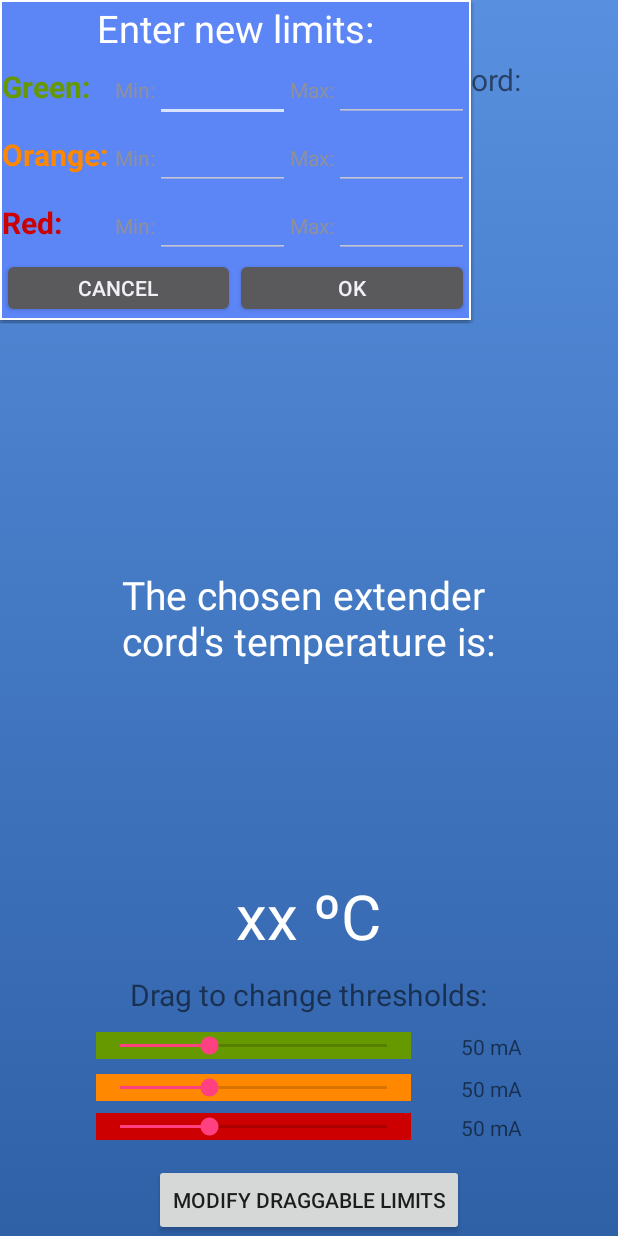
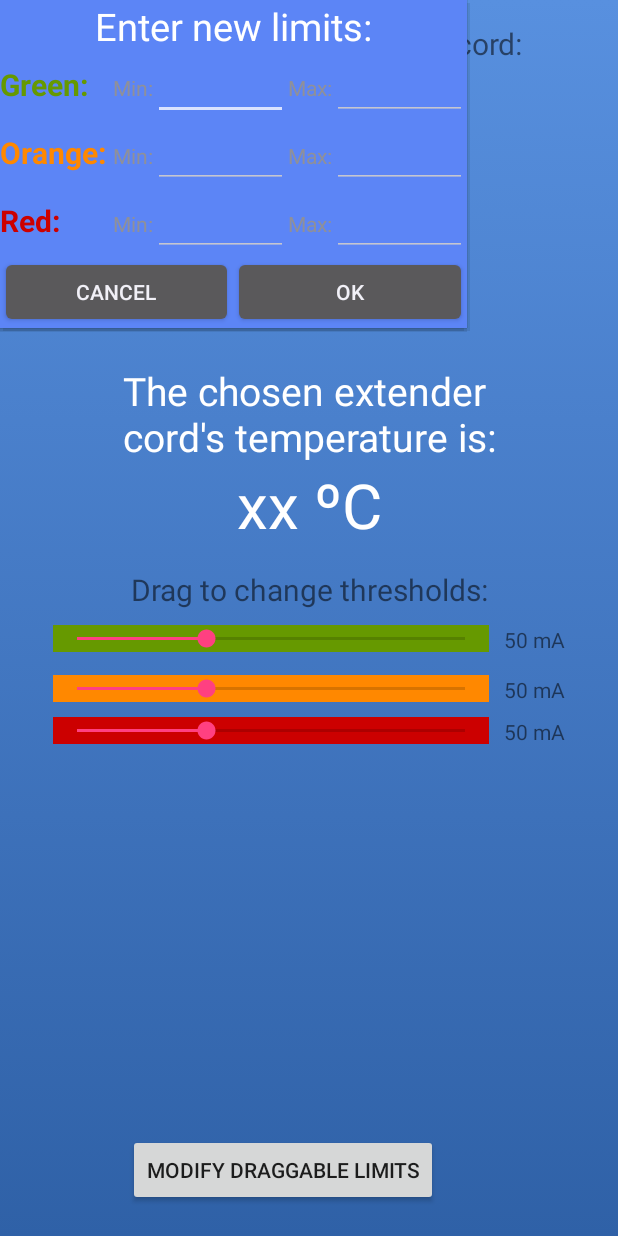
Before and after one commit to Artur112/Hospital_Monitoring, an Android app: the MainActivity screen opened directly, with no data from a screen before it, after a tap on "MODIFY DRAGGABLE LIMITS", on a phone screen of 412 x 824 dp. Run offline under Robolectric (Android 15) with nearby library versions, the phone set to English and light mode, and no system bars; our stand-ins replace sdp/ssp sizes.

Commit message:
Finished popupwindow to edit the limits of the seekbars

```diff
--- a/app/src/main/AndroidManifest.xml
+++ b/app/src/main/AndroidManifest.xml
@@ -15,6 +15,7 @@
         android:supportsRtl="true"
         android:theme="@style/AppTheme">
 
+
         <activity
             android:name=".WelcomeActivity" android:screenOrientation="portrait">
             <intent-filter>
--- a/app/src/main/java/com/extcord/jg3215/ecc/MainActivity.java
+++ b/app/src/main/java/com/extcord/jg3215/ecc/MainActivity.java
@@ -20,6 +20,7 @@ import android.support.v4.app.ActivityCompat;
 import android.support.v4.content.ContextCompat;
 import android.support.v7.app.AppCompatActivity;
 import android.os.Bundle;
+import android.text.TextUtils;
 import android.util.Log;
 import android.view.Gravity;
 import android.view.LayoutInflater;
@@ -28,6 +29,7 @@ import android.widget.AdapterView;
 import android.widget.ArrayAdapter;
 import android.widget.Button;
 import android.widget.CheckBox;
+import android.widget.EditText;
 import android.widget.ListView;
 import android.widget.PopupWindow;
 import android.widget.RelativeLayout;
@@ -65,7 +67,6 @@ public class MainActivity extends AppCompatActivity {
     private final static int REQUEST_ENABLE_BT = 1; // used to identify adding bluetooth names
     private final static int MESSAGE_READ = 2; // used in bluetooth handler to identify message update
     private final static int CONNECTING_STATUS = 3; // used in bluetooth handler to identify message status
-
 
     @Override
     protected void onCreate(Bundle savedInstanceState) {
@@ -141,7 +142,7 @@ public class MainActivity extends AppCompatActivity {
             @Override
             public void onClick(View arg0) {
                 LayoutInflater layoutInflater = (LayoutInflater)getBaseContext().getSystemService(LAYOUT_INFLATER_SERVICE);
-                View popupView = layoutInflater.inflate(R.layout.modifypopupwindow, null);
+                final View popupView = layoutInflater.inflate(R.layout.modifypopupwindow, null);
                 final PopupWindow popupWindow = new PopupWindow(
                         popupView,
                         RelativeLayout.LayoutParams.WRAP_CONTENT,
@@ -151,7 +152,34 @@ public class MainActivity extends AppCompatActivity {
                 btnOK.setOnClickListener(new Button.OnClickListener(){
                     @Override
                     public void onClick(View v) {
-                        // TODO Auto-generated method stub
+                        EditText greenMin = popupView.findViewById(R.id.greenmin);
+                        EditText greenMax = popupView.findViewById(R.id.greenmax);
+                        EditText orangeMin = popupView.findViewById(R.id.orangemin);
+                        EditText orangeMax = popupView.findViewById(R.id.orangemax);
+                        EditText redMin = popupView.findViewById(R.id.redmin);
+                        EditText redMax = popupView.findViewById(R.id.redmax);
+                        SeekBar GreenSeekBar = findViewById(R.id.seekBarGreen);
+                        SeekBar OrangeSeekBar = findViewById(R.id.seekBarOrange);
+                        SeekBar RedSeekBar = findViewById(R.id.seekBarRed);
+
+                        if(!greenMin.getText().toString().isEmpty()){
+                            GreenSeekBar.setMin(Integer.parseInt(greenMin.getText().toString()));
+                        }
+                        if(!greenMax.getText().toString().isEmpty()){
+                           GreenSeekBar.setMax(Integer.parseInt(greenMax.getText().toString()));
+                        }
+                        if(!orangeMin.getText().toString().isEmpty()){
+                            OrangeSeekBar.setMin(Integer.parseInt(orangeMin.getText().toString()));
+                        }
+                        if(!orangeMax.getText().toString().isEmpty()){
+                            OrangeSeekBar.setMax(Integer.parseInt(orangeMax.getText().toString()));
+                        }
+                        if(!redMin.getText().toString().isEmpty()){
+                            RedSeekBar.setMin(Integer.parseInt(redMin.getText().toString()));
+                        }
+                        if(!redMax.getText().toString().isEmpty()){
+                            RedSeekBar.setMax(Integer.parseInt(redMax.getText().toString()));
+                        }
                         popupWindow.dismiss();
                     }});
 
@@ -163,6 +191,8 @@ public class MainActivity extends AppCompatActivity {
                         popupWindow.dismiss();
                     }});
 
+                popupWindow.setFocusable(true);
+                popupWindow.update();
                 popupWindow.showAtLocation(arg0, Gravity.CENTER, 0, 0);
             }
         });
@@ -243,6 +273,10 @@ public class MainActivity extends AppCompatActivity {
         }
     }
 
+    public void modifylimits(View arg0){
+
+
+    }
     // Enter here after user selects "yes" or "no" to enabling radio
     @Override
     protected void onActivityResult(int requestCode, int resultCode, Intent Data){
--- a/app/src/main/res/layout/activity_main.xml
+++ b/app/src/main/res/layout/activity_main.xml
@@ -7,127 +7,162 @@
     android:background="@drawable/gradient"
     tools:context="com.extcord.jg3215.ecc.MainActivity">
 
-    <RelativeLayout
+    <LinearLayout
         android:layout_width="match_parent"
         android:layout_height="match_parent"
-        app:layout_constraintBottom_toBottomOf="parent"
-        app:layout_constraintHorizontal_bias="1.0"
-        app:layout_constraintLeft_toLeftOf="parent"
-        app:layout_constraintRight_toRightOf="parent"
-        app:layout_constraintTop_toTopOf="parent"
-        app:layout_constraintVertical_bias="0.0">
+        android:orientation="vertical">
+
+        <TextView
+            android:id="@+id/textView5"
+            android:layout_width="match_parent"
+            android:layout_height="wrap_content"
+            android:layout_alignParentTop="true"
+            android:layout_centerHorizontal="true"
+            android:layout_marginTop="15dp"
+            android:text="Choose a paired extension cord:"
+            android:textAlignment="center"
+            android:textSize="20sp" />
+
+        <ListView
+            android:id="@+id/devicesListView"
+            android:layout_width="match_parent"
+            android:layout_height="200dp"
+            android:layout_alignParentTop="true"
+            android:layout_centerHorizontal="true"
+            android:choiceMode="singleChoice"
+            android:textColor="#FFF" />
+
+        <TextView
+            android:layout_width="match_parent"
+            android:layout_height="wrap_content"
+            android:layout_centerInParent="true"
+            android:text="The chosen extender \ncord's temperature is:"
+            android:textAlignment="center"
+            android:textColor="#FFF"
+            android:textSize="@dimen/_20ssp" />
+
+        <TextView
+            android:layout_width="match_parent"
+            android:layout_height="wrap_content"
+            android:layout_above="@+id/textView"
+            android:layout_centerHorizontal="true"
+            android:text="xx ºC"
+            android:textAlignment="center"
+            android:textColor="#FFF"
+            android:textSize="@dimen/_32ssp" />
+
+        <TextView
+            android:id="@+id/textView"
+            android:layout_width="match_parent"
+            android:layout_height="wrap_content"
+            android:layout_alignParentBottom="true"
+            android:layout_centerHorizontal="true"
+            android:layout_marginTop="15dp"
+            android:text="Drag to change thresholds:"
+            android:textAlignment="center"
+            android:textSize="20sp" />
+
+        <TableLayout
+            android:layout_width="match_parent"
+            android:layout_height="match_parent"
+            android:layout_weight="1">
+
+            <TableRow
+                android:layout_width="match_parent"
+                android:layout_height="match_parent">
+
+                <SeekBar
+                    android:id="@+id/seekBarGreen"
+                    android:layout_width="match_parent"
+                    android:layout_height="wrap_content"
+                    android:layout_alignParentBottom="true"
+                    android:layout_alignStart="@+id/textView5"
+                    android:layout_marginBottom="15dp"
+                    android:layout_marginLeft="35dp"
+                    android:layout_marginTop="10dp"
+                    android:layout_weight="4"
+                    android:background="@android:color/holo_green_dark"
+                    android:progress="50" />
+
+                <TextView
+                    android:id="@+id/textViewgreen"
+                    android:layout_width="match_parent"
+                    android:layout_height="wrap_content"
+                    android:layout_alignEnd="@+id/textView5"
+                    android:layout_alignTop="@+id/seekBarGreen"
+                    android:layout_marginRight="20dp"
+                    android:layout_marginTop="10dp"
+                    android:paddingLeft="10dp"
+                    android:paddingRight="15dp"
+                    android:text="TextView" />
+            </TableRow>
+
+            <TableRow
+                android:layout_width="match_parent"
+                android:layout_height="match_parent">
+
+                <SeekBar
+                    android:id="@+id/seekBarOrange"
+                    android:layout_width="match_parent"
+                    android:layout_height="wrap_content"
+                    android:layout_alignParentBottom="true"
+                    android:layout_alignStart="@+id/textView5"
+                    android:layout_marginBottom="10dp"
+                    android:layout_marginLeft="35dp"
+                    android:layout_weight="4"
+                    android:background="@android:color/holo_orange_dark"
+                    android:progress="50" />
+
+                <TextView
+                    android:id="@+id/textVieworange"
+                    android:layout_width="match_parent"
+                    android:layout_height="wrap_content"
+                    android:layout_alignEnd="@+id/textView5"
+                    android:layout_alignTop="@+id/seekBarOrange"
+                    android:paddingLeft="10dp"
+                    android:paddingRight="15dp"
+                    android:text="TextView" />
+            </TableRow>
+
+            <TableRow
+                android:layout_width="match_parent"
+                android:layout_height="match_parent">
+
+                <SeekBar
+                    android:id="@+id/seekBarRed"
+                    android:layout_width="match_parent"
+                    android:layout_height="wrap_content"
+                    android:layout_alignParentBottom="true"
+                    android:layout_alignStart="@+id/textView5"
+                    android:layout_marginLeft="35dp"
+                    android:layout_weight="4"
+                    android:background="@android:color/holo_red_dark"
+                    android:progress="50" />
+
+                <TextView
+                    android:id="@+id/textViewred"
+                    android:layout_width="match_parent"
+                    android:layout_height="wrap_content"
+                    android:layout_alignEnd="@+id/textView5"
+                    android:layout_alignTop="@+id/seekBarRed"
+                    android:paddingLeft="10dp"
+                    android:paddingRight="15dp"
+                    android:text="TextView" />
+            </TableRow>
+
+        </TableLayout>
 
         <Button
             android:id="@+id/modifylimits"
             android:layout_width="wrap_content"
             android:layout_height="wrap_content"
-            android:layout_alignParentBottom="true"
-            android:layout_centerHorizontal="true"
-            android:text="Modify draggable limits" />
+            android:layout_centerInParent="true"
+            android:layout_marginBottom="20dp"
+            android:layout_marginLeft="85dp"
+            android:onClick="modifylimits"
+            android:text="Modify draggable limits"
+            android:textAlignment="center" />
 
-        <TextView
-            android:id="@+id/textViewgreen"
-            android:layout_width="wrap_content"
-            android:layout_height="wrap_content"
-            android:layout_alignEnd="@+id/textView5"
-            android:layout_alignTop="@+id/seekBarGreen"
-            android:text="TextView" />
-
-        <TextView
-            android:id="@+id/textVieworange"
-            android:layout_width="wrap_content"
-            android:layout_height="wrap_content"
-            android:layout_alignEnd="@+id/textView5"
-            android:layout_alignTop="@+id/seekBarOrange"
-            android:text="TextView" />
-
-        <TextView
-            android:id="@+id/textViewred"
-            android:layout_width="wrap_content"
-            android:layout_height="wrap_content"
-            android:layout_alignEnd="@+id/textView5"
-            android:layout_alignTop="@+id/seekBarRed"
-            android:text="TextView" />
-
-        <TextView
-            android:id="@+id/textView"
-            android:layout_width="wrap_content"
-            android:layout_height="wrap_content"
-            android:layout_alignParentBottom="true"
-            android:layout_centerHorizontal="true"
-            android:layout_marginBottom="147dp"
-            android:text="Drag to change thresholds:"
-            android:textSize="20sp" />
-
-        <SeekBar
-            android:id="@+id/seekBarOrange"
-            android:layout_width="210dp"
-            android:layout_height="wrap_content"
-            android:layout_alignParentBottom="true"
-            android:layout_alignStart="@+id/textView5"
-            android:layout_marginBottom="90dp"
-            android:background="@android:color/holo_orange_dark"
-            android:progress="50" />
-
-        <SeekBar
-            android:id="@+id/seekBarGreen"
-            android:layout_width="210dp"
-            android:layout_height="wrap_content"
-            android:layout_alignParentBottom="true"
-            android:layout_alignStart="@+id/textView5"
-            android:layout_marginBottom="118dp"
-            android:background="@android:color/holo_green_dark"
-            android:progress="50" />
-
-        <SeekBar
-            android:id="@+id/seekBarRed"
-            android:layout_width="210dp"
-            android:layout_height="wrap_content"
-            android:layout_alignParentBottom="true"
-            android:layout_alignStart="@+id/textView5"
-            android:layout_marginBottom="64dp"
-            android:background="@android:color/holo_red_dark"
-            android:progress="50" />
-
-        <TextView
-            android:id="@+id/textView5"
-            android:layout_width="wrap_content"
-            android:layout_height="wrap_content"
-            android:layout_alignParentTop="true"
-            android:layout_centerHorizontal="true"
-            android:layout_marginTop="39dp"
-            android:layout_weight="1"
-            android:text="Choose a paired extension cord:"
-            android:textSize="20sp" />
-
-        <TextView
-            android:layout_width="wrap_content"
-            android:layout_height="wrap_content"
-            android:layout_centerInParent="true"
-            android:text="The chosen extender \ncord's temperature is:"
-            android:textColor="#FFF"
-            android:textSize="@dimen/_20ssp" />
-
-        <TextView
-            android:layout_width="wrap_content"
-            android:layout_height="wrap_content"
-            android:layout_alignParentBottom="true"
-            android:layout_centerHorizontal="true"
-            android:layout_marginBottom="186dp"
-            android:text="xx ºC"
-            android:textColor="#FFF"
-            android:textSize="@dimen/_32ssp" />
-
-        <ListView
-            android:id="@+id/devicesListView"
-            android:layout_width="@dimen/_280sdp"
-            android:layout_height="201dp"
-            android:layout_alignParentTop="true"
-            android:layout_centerHorizontal="true"
-            android:layout_marginTop="80dp"
-            android:choiceMode="singleChoice"
-            android:textColor="#FFF" />
-
-    </RelativeLayout>
+    </LinearLayout>
 
 </LinearLayout>
--- a/app/src/main/res/layout/modifypopupwindow.xml
+++ b/app/src/main/res/layout/modifypopupwindow.xml
@@ -1,24 +1,15 @@
 <?xml version="1.0" encoding="utf-8"?>
 <LinearLayout xmlns:android="http://schemas.android.com/apk/res/android"
-    xmlns:app="http://schemas.android.com/apk/res-auto"
-    android:layout_width="wrap_content"
+    android:layout_width="325dp"
     android:layout_height="wrap_content"
     android:background="@android:color/background_light"
     android:orientation="vertical">
 
     <LinearLayout
-        android:layout_width="wrap_content"
+        android:layout_width = "match_parent"
         android:layout_height="wrap_content"
-        android:layout_margin="1dp"
         android:background="#5c85f6"
-        android:orientation="vertical"><![CDATA[
-        >
-
-
-
-
-
-        ]]>
+        android:orientation="vertical">
 
         <TextView
             android:layout_width="match_parent"
@@ -47,14 +38,15 @@
 
                 <TextView
                     android:id="@+id/textView7"
-                    android:layout_width="match_parent"
+                    android:layout_width="wrap_content"
                     android:layout_height="wrap_content"
                     android:text="Min:" />
 
                 <EditText
-                    android:id="@+id/editText8"
-                    android:layout_width="6dp"
+                    android:id="@+id/greenmin"
+                    android:layout_width="wrap_content"
                     android:layout_height="wrap_content"
+                    android:width="90dp"
                     android:ems="10"
                     android:inputType="number" />
 
@@ -65,9 +57,10 @@
                     android:text="Max:" />
 
                 <EditText
-                    android:id="@+id/editText9"
-                    android:layout_width="90dp"
+                    android:id="@+id/greenmax"
+                    android:layout_width="wrap_content"
                     android:layout_height="wrap_content"
+                    android:width="10dp"
                     android:ems="10"
                     android:inputType="number" />
             </TableRow>
@@ -92,9 +85,10 @@
                     android:text="Min:" />
 
                 <EditText
-                    android:id="@+id/editText6"
-                    android:layout_width="10dp"
+                    android:id="@+id/orangemin"
+                    android:layout_width="wrap_content"
                     android:layout_height="wrap_content"
+                    android:width="90dp"
                     android:ems="10"
                     android:inputType="number" />
 
@@ -105,11 +99,13 @@
                     android:text="Max:" />
 
                 <EditText
-                    android:id="@+id/editText7"
-                    android:layout_width="90dp"
+                    android:id="@+id/orangemax"
+                    android:layout_width="wrap_content"
                     android:layout_height="wrap_content"
+                    android:width="90dp"
                     android:ems="10"
                     android:inputType="number" />
+
             </TableRow>
 
             <TableRow
@@ -132,11 +128,14 @@
                     android:text="Min:" />
 
                 <EditText
-                    android:id="@+id/editText5"
-                    android:layout_width="90dp"
-                    android:layout_height="match_parent"
+                    android:id="@+id/redmin"
+                    android:layout_width="wrap_content"
+                    android:layout_height="wrap_content"
+                    android:width="90dp"
                     android:ems="10"
-                    android:inputType="number" />
+                    android:inputType="number"
+                    android:selectAllOnFocus="false"
+                    android:singleLine="false" />
 
                 <TextView
                     android:id="@+id/textView11"
@@ -145,9 +144,10 @@
                     android:text="Max:" />
 
                 <EditText
-                    android:id="@+id/editText4"
-                    android:layout_width="90dp"
+                    android:id="@+id/redmax"
+                    android:layout_width="wrap_content"
                     android:layout_height="wrap_content"
+                    android:width="90dp"
                     android:ems="10"
                     android:inputType="number" />
             </TableRow>
@@ -156,20 +156,20 @@
 
         <LinearLayout
             android:layout_width="match_parent"
-            android:layout_height="40dp"
+            android:layout_height="match_parent"
             android:orientation="horizontal">
 
             <Button
                 android:id="@+id/cancel"
                 android:layout_width="wrap_content"
-                android:layout_height="wrap_content"
+                android:layout_height="match_parent"
                 android:layout_weight="1"
                 android:text="Cancel" />
 
             <Button
                 android:id="@+id/ok"
                 android:layout_width="wrap_content"
-                android:layout_height="wrap_content"
+                android:layout_height="match_parent"
                 android:layout_weight="1"
                 android:text="Ok" />
         </LinearLayout>
```
